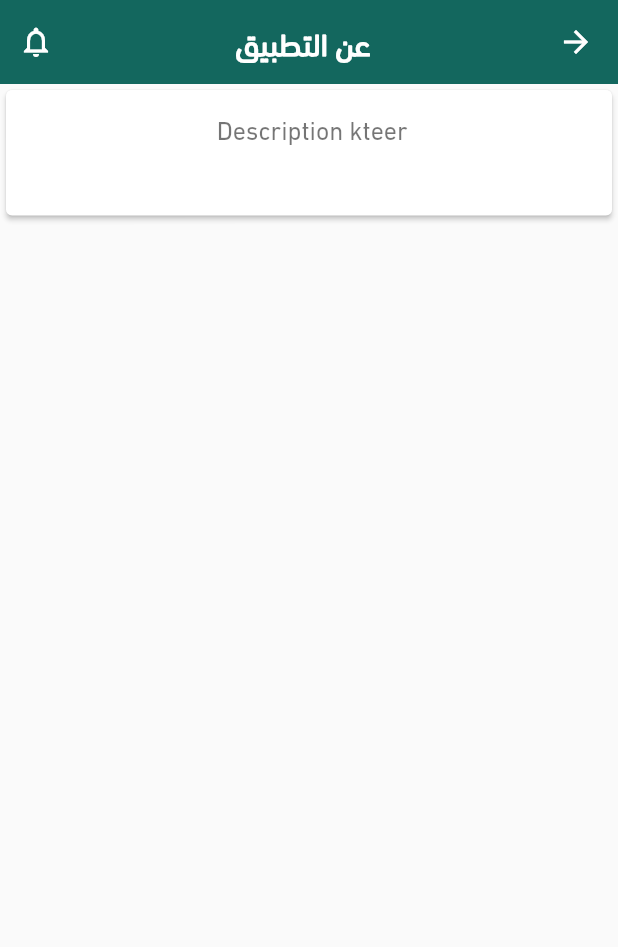
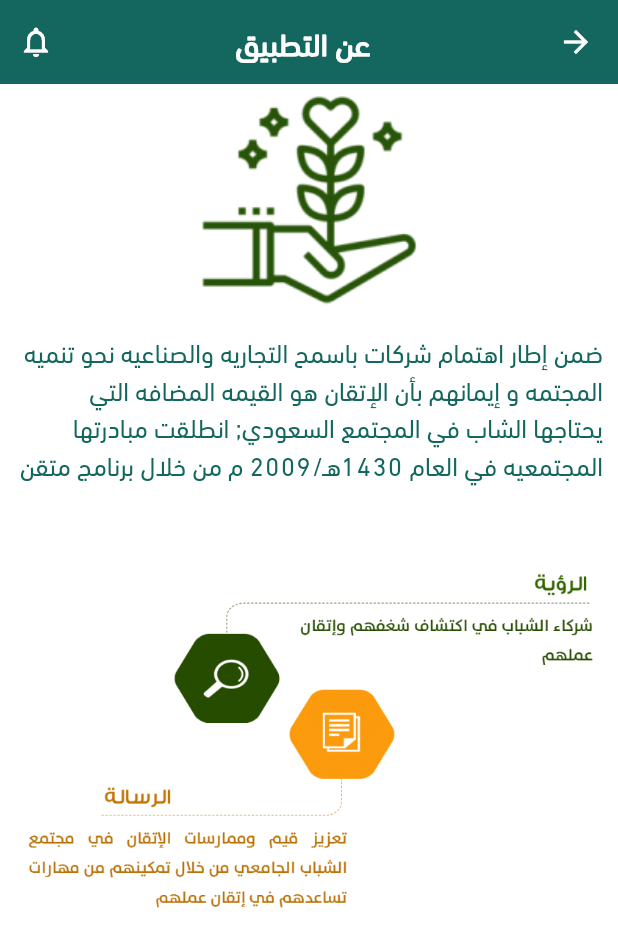
Before and after one commit to AhmedMostafa7474/Mutqen, a Flutter app: the about_page screen opened directly, on a phone screen of 412 x 824 dp. Shown: the top 947 px of the screen. Run offline on Flutter 3.47's test engine with Material 2 defaults, Android fonts, the light colour scheme and no system bars; our stand-ins replace animated_splash_screen, carousel_slider, country_picker, easy_localization, flutter_advanced_drawer, flutter_phoenix and 15 more; missing offline and left inert: onboarding_animation; accounts and stored records are empty.

Commit message:
About Page

```diff
--- a/lib/presentation/about/aboutUs_screen.dart
+++ b/lib/presentation/about/aboutUs_screen.dart
@@ -1,7 +1,9 @@
 import 'package:flutter/cupertino.dart';
 import 'package:flutter/material.dart';
 import 'package:flutter_screenutil/flutter_screenutil.dart';
+import 'package:mutqen/resources/color_manager.dart';
 
+import '../../resources/assets_manager.dart';
 import '../../resources/common_widgets/app_bar.dart';
 
 class about_page extends StatelessWidget {
@@ -11,28 +13,25 @@ class about_page extends StatelessWidget {
   Widget build(BuildContext context) {
     return SafeArea(
       child: Scaffold(
-        appBar:
-        getAppBarWidgetWithNotificationIcon("عن التطبيق", context),
+        backgroundColor: Colors.white,
+        appBar: getAppBarWidgetWithNotificationIcon("عن التطبيق", context),
         body: SafeArea(
           child: SingleChildScrollView(
               child:
-              Card(
-                elevation: 1.5,
+              Center(
                 child: Column(
-                  crossAxisAlignment: CrossAxisAlignment.center,
                   children: [
-
-                    Center(
-                      child: Container(
-                        height: 70.h,
-                        child: Padding(
-                          padding: const EdgeInsets.all(12),
-                          child: Text("Description kteer " ,
-                            style: TextStyle(color: Colors.black54,fontSize: 15.sp),),
-                        ),
-                      ),
+                    Image.asset(ImageAssets.Anmotqen,height: 130.h,width: 130.w,),
+                     Padding(
+                      padding: EdgeInsets.all(10.0),
+                      child: Text("ضمن إطار اهتمام شركات باسمح التجاريه والصناعيه نحو تنميه المجتمه و إيمانهم بأن الإتقان هو القيمه المضافه التي يحتاجها الشاب في المجتمع السعودي; انطلقت مبادرتها المجتمعيه في العام 1430هـ/2009 م من خلال برنامج متقن",
+                          style:TextStyle( letterSpacing: 1.1,color: ColorManager.primary,fontSize: 15.sp) ),
                     ),
-
+                    SizedBox(height: 30.h,),
+                    Padding(
+                      padding: const EdgeInsets.all(10.0),
+                      child: Image.asset(ImageAssets.About,),
+                    ),
                   ],
                 ),
               )
--- a/lib/presentation/advisors/Widgets/filter_drawer.dart
+++ b/lib/presentation/advisors/Widgets/filter_drawer.dart
@@ -13,7 +13,8 @@ class _FilterDrawerState extends State<FilterDrawer> {
   bool selected = false;
 
   Widget buildListTile(String title, IconData icon, Function location) {
-    return  ExpansionTile(
+    return
+      ExpansionTile(
           iconColor: Colors.black,
           collapsedIconColor: Colors.black,
           leading: Icon(
--- a/lib/presentation/result/DISC/Widgets/disc_result_data.dart
+++ b/lib/presentation/result/DISC/Widgets/disc_result_data.dart
@@ -8,22 +8,22 @@ import '../../../../data/model/result.dart';
 List<resultdesc> disc_result_des= [
   resultdesc("مسيطرومباشر",
        "أبرز سماته",
-       "يركز على النتائج ، يفضل الإقدام على الفعل بدلاً من التخطيط ، يحب مواجهة التحديات والإقدام على المخاطر ، سرعة في تقيم المواقف ويحدد مسار العمل اللازم لتخطيه ، حازم مباشر منافس ، لا يحب إضاعة الوقت ، يرغب دائما في الحصول على الإجابات المباشرة ' وضع الأمور في نصابها الصحيح '  عصاميون يتحدون الوضع الراهن ، يبرعون في موقع المسئولية ، لديهم ثقة فطرية بأنفسهم في تحقيق الأهداف الصعبة ",
+       "يركز على النتائج \n يفضل الإقدام على الفعل بدلاً من التخطيط ، يحب مواجهة التحديات والإقدام على المخاطر ، سرعة في تقيم المواقف ويحدد مسار العمل اللازم لتخطيه ، حازم مباشر منافس ، لا يحب إضاعة الوقت ، يرغب دائما في الحصول على الإجابات المباشرة ' وضع الأمور في نصابها الصحيح '  عصاميون يتحدون الوضع الراهن ، يبرعون في موقع المسئولية ، لديهم ثقة فطرية بأنفسهم في تحقيق الأهداف الصعبة ",
        Icons.location_history_rounded,
   ),
-  resultdesc("النمط التعبيري",
-    "",
-    " يركز علي النتائج\n يفضل الإقدام علي الفعل بدلا من التخطيط \n يحب مواجهه التحديات و الإقدام علي المخاطر \n سرعة في تقييم المواقف و يحدد مسار العمل اللازم لتخطيه \n حازم مباشر منافس و لايحب إضاعه الوقت  \n يرغب دلئما في الحصول علي الاجابات المباشرة,عصاميون يتحدون الوضع الراهن \n لديهم ثقه فطريه بأنفسهم في تحقيق الأهداف الصعبه",
+  resultdesc("",
+    "كيف يتواصل مع الآخرين",
+    " *  ثقته بنفسه التي تماثل ثقة النسر\n *  يقف مستقيماً ويصافح بقوة ويحافظ على التواصل البصري مع الآخرين \n *  نبرة صوت حازمة ومباشرة \n *  تحدث بثقة مطلقة عند مشاركة الأفكار الجديدة \n *  يهتم بصلب الموضوع والإتقان \n *  يركز على النتيجة النهائية \n *  قد يفرضون على الآخرين أرائهم",
     Icons.accessibility_new_sharp,
   ),
-  resultdesc("مسيطرومباشر",
-    "",
-    " يركز علي النتائج\n يفضل الإقدام علي الفعل بدلا من التخطيط \n يحب مواجهه التحديات و الإقدام علي المخاطر \n سرعة في تقييم المواقف و يحدد مسار العمل اللازم لتخطيه \n حازم مباشر منافس و لايحب إضاعه الوقت  \n يرغب دلئما في الحصول علي الاجابات المباشرة,عصاميون يتحدون الوضع الراهن \n لديهم ثقه فطريه بأنفسهم في تحقيق الأهداف الصعبه",
+  resultdesc("",
+    "في بيئة العمل",
+    "-> يبرع المسيطرون في بيئات العمل التي تقدر الأفكار الشاملة وذات مستويات تحمل المسئولية العالية التي تسعى إلى إنجاز الأمور\n-> يفضلون بيئات العمل التي تكون فيها الصراحة أمراً صحياً والخلافات البناءة مطلوبة  \n-> البيئة التي تشجع على المنافسة التي تخرج أفضل ما يملتكه المسيطرون \n-> البيئة التي تدعم اتخاذ القرارات السريعة والرغبة في السير في المسارات الغير المطروقة",
     Icons.accessibility_new_sharp,
   ),
-  resultdesc("مسيطرومباشر",
-    "",
-    " يركز علي النتائج\n يفضل الإقدام علي الفعل بدلا من التخطيط \n يحب مواجهه التحديات و الإقدام علي المخاطر \n سرعة في تقييم المواقف و يحدد مسار العمل اللازم لتخطيه \n حازم مباشر منافس و لايحب إضاعه الوقت  \n يرغب دلئما في الحصول علي الاجابات المباشرة,عصاميون يتحدون الوضع الراهن \n لديهم ثقه فطريه بأنفسهم في تحقيق الأهداف الصعبه",
+  resultdesc("",
+    "خطوات الوصول إلى أقصى قدراتك",
+    "1- الأسلوب المباشر : قد ينظر البعض إلى الأسلوب المباشر أنه نوع من الوقاحة وعدم الإحساس بمشاعر الآخرين لذلك عليك طرح الميزيد من الأسئلة واجعل نبرة صوتك ناعمة\n  2- السرعة : عندما يتسرعون قد يتخذوا قرارات سيئة ويصبحون متهورين لذلك أبطئ من سرعة تفكيرك وفكر في الأمور بتأني \n 3- الطبيعة التفاعلية : خلال الأزمات يعالج الأمور من خلال تفكيره السريع ولكن ليست جميع المواقف طارئة لذلك تدربعلى الصبر وتوقع تأثير كلماتك وقراراتك على الآخرين \n 4- الدافع : يسعون إلى تحقيق النتائج و الإنجازات وقد يؤدي إلى ارتفاع التوتر لديهم لذلك اقض بعض الوقت في الاسترخاء والاستمتاع بثمار جهودك \n 5- الغرور  الثقة أمر جيد ولكن عند الإفراط تتحول إلى غرور لذلك لاحظ قدرات الآخرين ومساهماتهم فيما يدور حولك  \n 6- المكانة الكبيرة : يجسدون القوة والسلطة وقد يمنعون الآخرين من طرح الأفكار الجيدة  لذلك كن مدركاً للغة جسدك وابتسم وحافظ على التواصل البصري مع الآخرين",
     Icons.accessibility_new_sharp,
   ),
 
@@ -32,8 +32,9 @@ List<resultdesc> disc_result_des= [
 ];
 List<result> disc_results=[
   result("D", "مسيطر و مباشر و حازم",30,ColorManager.D,disc_result_des),
-  result("C", "وجداني و حذر و مستقيم",15,ColorManager.C,disc_result_des),
   result("I", "تفاعلي و ملهم و عفوي",20,ColorManager.I,disc_result_des),
   result("S", "داعم و مخلص ومتعاطف",25,ColorManager.S,disc_result_des),
+  result("C", "وجداني و حذر و مستقيم",15,ColorManager.C,disc_result_des),
+
 
 ];
--- a/lib/presentation/result/Fare2/resultdetails_screen.dart
+++ b/lib/presentation/result/Fare2/resultdetails_screen.dart
@@ -75,7 +75,8 @@ class _resultdetails_pageState extends State<resultdetails_page> {
               }, itemCount: widget.resultt.resultdescription.length, itemBuilder:
                   (BuildContext context, int index) {
                     List<String> desc = widget.resultt.resultdescription[index].description.split("•");
-                    return ExpansionTile(
+                    return
+                      ExpansionTile(
                     textColor: widget.resultt.color,
                     iconColor: widget.resultt.color,
                     title: Row(
--- a/lib/resources/assets_manager.dart
+++ b/lib/resources/assets_manager.dart
@@ -16,8 +16,10 @@ class ImageAssets {
   static  String programhelpimage = "$IMAGE_PATH/programhelp.png";
   static  String programdescripeimage = "$IMAGE_PATH/programdescripe.png";
   static  String HomepageMeeting1 = "$IMAGE_PATH/HomepageMeeting1.png";
+  static  String HomepageMeeting = "$IMAGE_PATH/HomepageMeeting.png";
+  static  String Anmotqen = "$IMAGE_PATH/Anmotqen.png";
+  static  String About = "$IMAGE_PATH/Picture11.png";
 
-  static  String HomepageMeeting = "$IMAGE_PATH/HomepageMeeting.png";
 
 
 }
```
Also changed, not shown: lib/presentation/result/DISC/DISC_details.dart (+33 -15 lines), lib/presentation/result/DISC/disc_result_screen.dart (+4 -6 lines), assets/images/Anmotqen.png (added), assets/images/Logo/3amal.png (renamed from assets/images/Logo/بيئة العمل.png), assets/images/Logo/namat.png (renamed from assets/images/Logo/خارطة النمط.png), assets/images/Logo/semat.png (renamed from assets/images/Logo/أبرز السمات.png), assets/images/Logo/twasol.png (renamed from assets/images/Logo/التواصل مع الآخرين.png), assets/images/Picture11.png (added).
